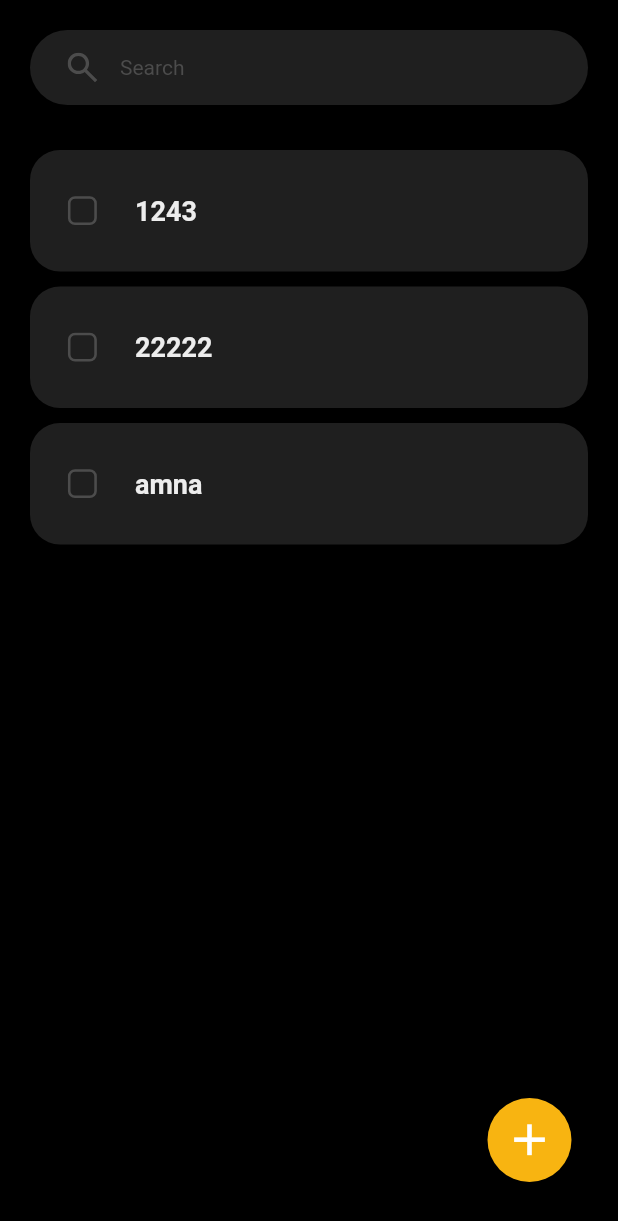
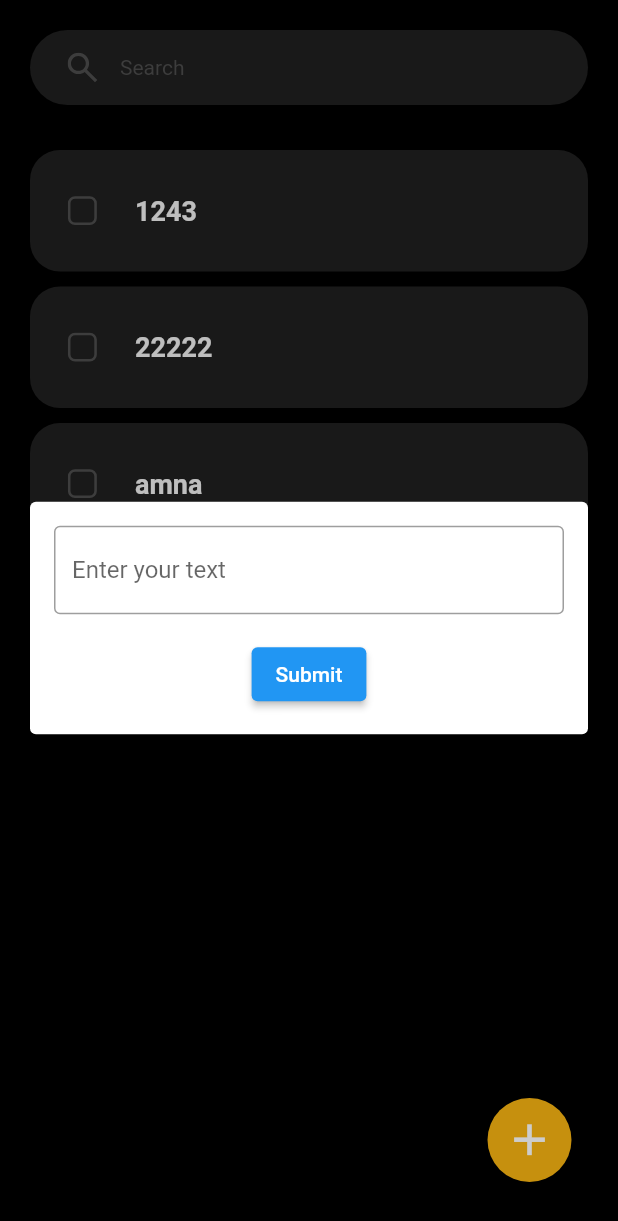
Before and after one commit to amna-kamran/Todo-App-Flutter, a Flutter app: the screen it shows after launch, after a tap on the "add" icon, after a tap on "Submit", on a phone screen of 412 x 824 dp. Shown: the top 1221 px of the screen. Run offline on Flutter 3.47's test engine with Material 2 defaults, Android fonts, the phone set to English and light mode, and no system bars; our stand-ins replace cloud_firestore, firebase_core, flutter_svg; accounts and stored records are empty.

Commit message:
task added to firestore through form field

```diff
--- a/lib/main.dart
+++ b/lib/main.dart
@@ -3,7 +3,6 @@ import 'package:flutter/material.dart';
 import 'package:todo_app/screens/home/home.dart';
 
 import 'firebase_options.dart';
-import 'screens/home/widget/form_with_container.dart';
 
 void main(List<String> args) async {
   WidgetsFlutterBinding.ensureInitialized();
--- a/lib/screens/home/home.dart
+++ b/lib/screens/home/home.dart
@@ -15,13 +15,13 @@ class Home extends StatefulWidget {
 
 class _HomeState extends State<Home> {
   List<Widget> dynamicWidgets = [
-    FiAs3AmnaTaskTile(
+    const FiAs3AmnaTaskTile(
       text: "1243",
     ),
-    FiAs3AmnaTaskTile(
+    const FiAs3AmnaTaskTile(
       text: "22222",
     ),
-    FiAs3AmnaTaskTile(
+    const FiAs3AmnaTaskTile(
       text: "amna",
     ),
   ];
@@ -61,7 +61,7 @@ class _HomeState extends State<Home> {
       ),
     );
 
-    Overlay.of(context)?.insert(overlayEntry!);
+    Overlay.of(context).insert(overlayEntry!);
   }
 
   @override
@@ -70,8 +70,7 @@ class _HomeState extends State<Home> {
       floatingActionButton: Padding(
         padding: const EdgeInsets.only(bottom: 20, right: 15),
         child: FloatingActionButton(
-          onPressed: () async {
-            await DataWriter.create();
+          onPressed: () {
             showOverlay();
             debugPrint("pressed");
           },
--- a/lib/screens/home/widget/overlay_content.dart
+++ b/lib/screens/home/widget/overlay_content.dart
@@ -1,13 +1,12 @@
-import 'dart:ui';
-
-import 'package:flutter/cupertino.dart';
 import 'package:flutter/material.dart';
 
+import '../../../services/data_writer.dart';
+
 class OverlayContent extends StatelessWidget {
-  final VoidCallback onSubmit;
-
-  OverlayContent({required this.onSubmit});
-
+  OverlayContent({
+    super.key,
+  });
+  final TextEditingController _textFieldController = TextEditingController();
   @override
   Widget build(BuildContext context) {
     return SingleChildScrollView(
@@ -21,6 +20,7 @@ class OverlayContent extends StatelessWidget {
               mainAxisSize: MainAxisSize.min,
               children: [
                 TextFormField(
+                  controller: _textFieldController,
                   decoration: const InputDecoration(
                     labelText: 'Enter your text',
                     border: OutlineInputBorder(),
@@ -28,8 +28,13 @@ class OverlayContent extends StatelessWidget {
                 ),
                 const SizedBox(height: 16),
                 ElevatedButton(
-                  onPressed: onSubmit,
-                  child: Text('Submit'),
+                  onPressed: () async {
+                    DataWriter dataWriter = DataWriter(
+                        hasCompleted: false,
+                        taskContent: _textFieldController.text);
+                    await dataWriter.create();
+                  },
+                  child: const Text('Submit'),
                 ),
               ],
             ),
--- a/lib/screens/home/widget/overlay_widget.dart
+++ b/lib/screens/home/widget/overlay_widget.dart
@@ -1,37 +1,28 @@
-import 'package:flutter/cupertino.dart';
+// ignore_for_file: library_private_types_in_public_api
+
 import 'package:flutter/material.dart';
 
+import '../../../services/data_writer.dart';
 import 'overlay_content.dart';
 
 class OverlayEntryWidget extends StatefulWidget {
   final Function(String) onFormSubmit;
 
-  OverlayEntryWidget({required this.onFormSubmit});
+  const OverlayEntryWidget({super.key, required this.onFormSubmit});
 
   @override
   _OverlayEntryWidgetState createState() => _OverlayEntryWidgetState();
 }
 
 class _OverlayEntryWidgetState extends State<OverlayEntryWidget> {
-  TextEditingController _textEditingController = TextEditingController();
-
   @override
   Widget build(BuildContext context) {
     return Positioned.fill(
-      child: GestureDetector(
-        onTap: () {
-          widget.onFormSubmit(_textEditingController.text);
-        },
-        child: Container(
-          color: Colors.black.withOpacity(0.2),
-          alignment: Alignment.center,
-          child: Center(
-            child: OverlayContent(
-              onSubmit: () {
-                widget.onFormSubmit(_textEditingController.text);
-              },
-            ),
-          ),
+      child: Container(
+        color: Colors.black.withOpacity(0.2),
+        alignment: Alignment.center,
+        child: Center(
+          child: OverlayContent(),
         ),
       ),
     );
--- a/lib/services/data_writer.dart
+++ b/lib/services/data_writer.dart
@@ -1,36 +1,36 @@
 import 'package:cloud_firestore/cloud_firestore.dart';
-import 'package:flutter/material.dart'; // Import the cloud_firestore package
+import 'package:flutter/material.dart';
 
 class DataWriter {
   static final _firestore = FirebaseFirestore.instance;
 
-  static Future<void> create() async {
+  DataWriter({
+    required this.hasCompleted,
+    required this.taskContent,
+  });
+
+  final bool hasCompleted;
+  final String taskContent;
+
+  Future<void> create() async {
     try {
-      final CollectionReference collection =
-          FirebaseFirestore.instance.collection('todos');
+      final CollectionReference collection = _firestore.collection('todos');
 
+      DateTime timestamp = DateTime.now();
       Map<String, dynamic> data = {
-        'hasCompleted': false,
-        'taskContent': "first task",
+        'hasCompleted': hasCompleted,
+        'taskContent': taskContent,
       };
-      DateTime timestamp = DateTime.now();
 
-      bool collectionExists = await collection
-          .limit(1)
-          .get()
-          .then((querySnapshot) => querySnapshot.size > 0);
-
-      if (!collectionExists) {
-        await collection.doc(timestamp.toString()).set(data);
-      }
-
-      // Add the data to Firestore with the timestamp as the document ID
       await collection.doc(timestamp.toString()).set(data);
-
-      print('Data added successfully with timestamp as document ID!');
     } catch (e) {
       debugPrint(e.toString());
-      throw ("some error occured");
+      throw ("some error occurred");
     }
   }
+
+  Map<String, dynamic> data = {
+    'hasCompleted': false,
+    'taskContent': "first task",
+  };
 }
```
Also changed, not shown: lib/screens/home/widget/form_with_container.dart (+13 -7 lines).
